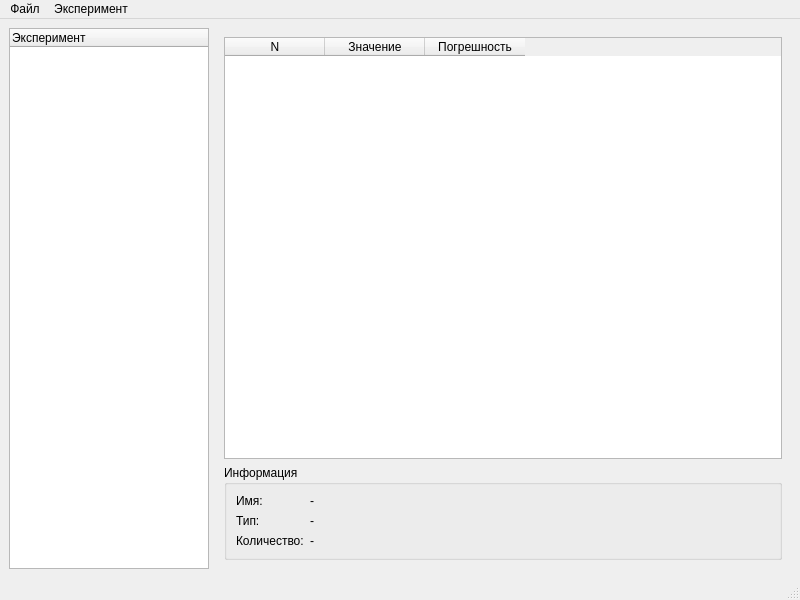
First picture: the form in mainwindow.ui, repository Kirikus/Experiments-2026S-Python, before the edit.
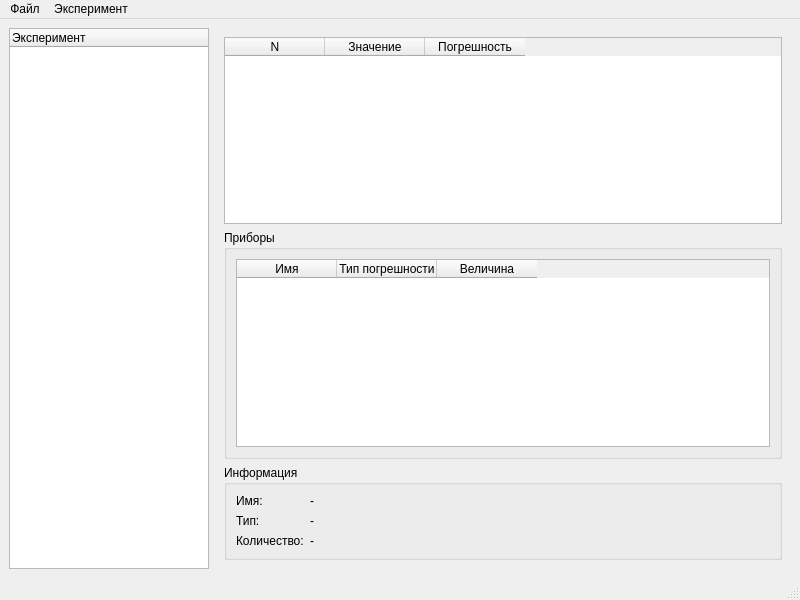
Second picture: the form after the edit.

Commit message: GUI: add instruments table and fix controller/runtime issues

```diff
--- a/mainwindow.ui
+++ b/mainwindow.ui
@@ -64,6 +64,39 @@
          </column>
         </widget>
        </item>
+
+        <!-- Таблица приборов -->
+        <item>
+         <widget class="QGroupBox" name="instrumentsGroup">
+          <property name="title">
+           <string>Приборы</string>
+          </property>
+          <layout class="QVBoxLayout" name="verticalLayoutInstruments">
+           <item>
+            <widget class="QTableWidget" name="tableInstruments">
+             <property name="alternatingRowColors">
+              <bool>true</bool>
+             </property>
+             <column>
+              <property name="text">
+            <string>Имя</string>
+              </property>
+             </column>
+             <column>
+              <property name="text">
+            <string>Тип погрешности</string>
+              </property>
+             </column>
+             <column>
+              <property name="text">
+            <string>Величина</string>
+              </property>
+             </column>
+            </widget>
+           </item>
+          </layout>
+         </widget>
+        </item>
        
        <!-- Панель информации -->
        <item>
```
Left out of the diff: 8 changed lines with no effect on the pictures. The commit also changes 5 other files.
